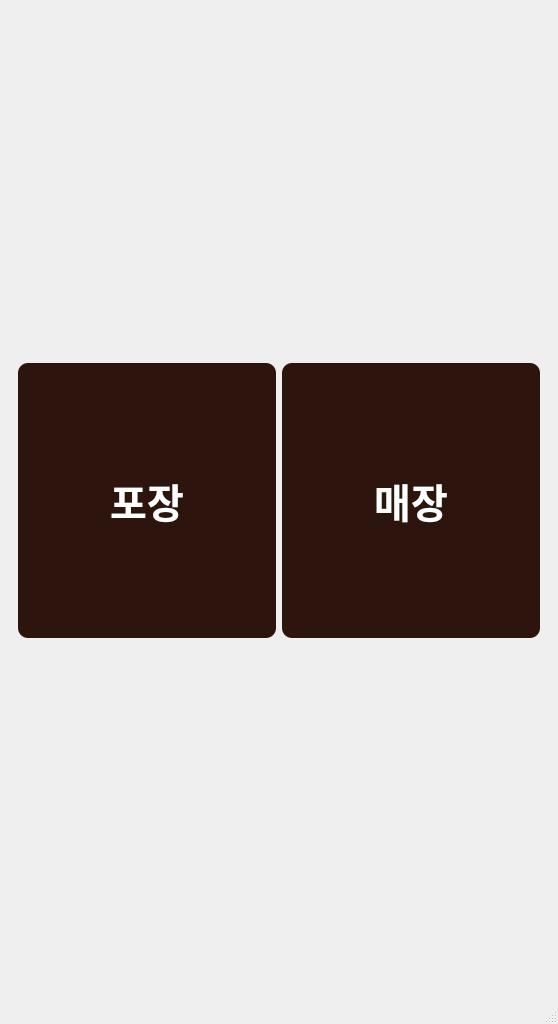
Old version of the form VentiApp/mainwindow.ui in the repository minki9252/TheVentiKiosk.
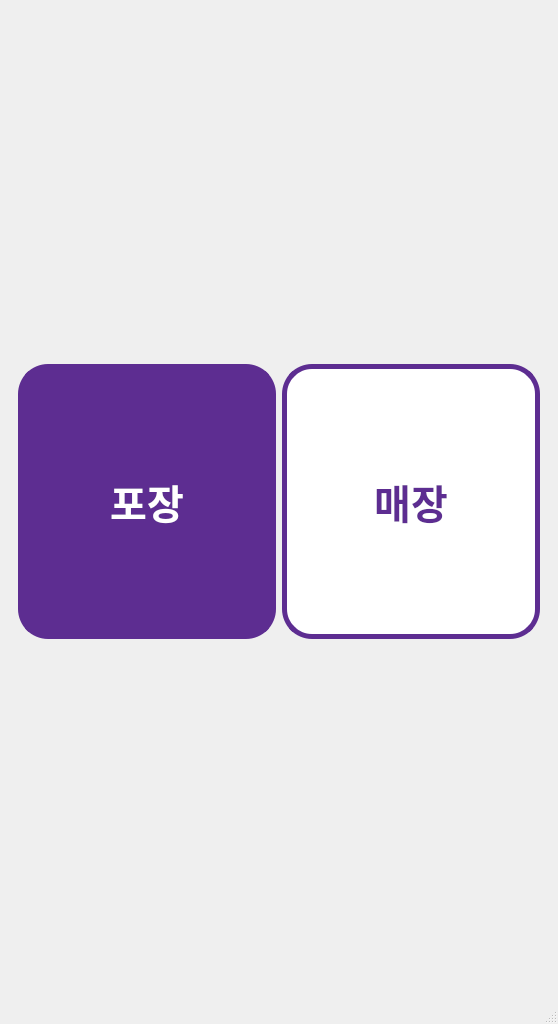
New version of the form. The open tabs and pages were chosen to show the change. Icons and pictures are not drawn. Custom widgets are drawn as their Qt base class.

```diff
--- a/VentiApp/mainwindow.ui
+++ b/VentiApp/mainwindow.ui
@@ -54,7 +54,7 @@
          <height>960</height>
         </size>
        </property>
-       <layout class="QHBoxLayout" name="horizontalLayout_2">
+       <layout class="QVBoxLayout" name="verticalLayout_2">
         <item>
          <widget class="QPushButton" name="introButton">
           <property name="minimumSize">
@@ -80,7 +80,39 @@
        </layout>
       </widget>
       <widget class="QWidget" name="page_2">
-       <layout class="QHBoxLayout" name="horizontalLayout_3">
+       <layout class="QVBoxLayout" name="verticalLayout_3">
+        <item>
+         <widget class="QLabel" name="lblLogo">
+          <property name="maximumSize">
+           <size>
+            <width>250</width>
+            <height>50</height>
+           </size>
+          </property>
+          <property name="styleSheet">
+           <string notr="true">border-image: url(:/Downloads/the_venty_menu/the_venty/logo.jpg);
+
+QLabel#lblLogo {
+	border-image: url(:/Downloads/the_venty_menu/the_venty/logo.jpg);
+    border-repeat: no-repeat;
+    border-position: center;
+    min-height: 150px; /* 로고 영역 높이 확보 */
+    border: none;
+}</string>
+          </property>
+          <property name="text">
+           <string/>
+          </property>
+         </widget>
+        </item>
+        <item>
+         <layout class="QHBoxLayout" name="horizontalLayout_2">
+          <property name="topMargin">
+           <number>0</number>
+          </property>
+          <property name="bottomMargin">
+           <number>200</number>
+          </property>
         <item>
          <widget class="QPushButton" name="takeoutButton">
           <property name="maximumSize">
@@ -90,18 +122,17 @@
            </size>
           </property>
           <property name="styleSheet">
-           <string notr="true">QPushButton {
-    background-color: #2D140D; /* 더벤티 스타일 진한 갈색 배경 */
-    color: white;              /* 글자 색상 흰색 */
-    font-size: 40px;           /* 글자 크기 */
-    font-weight: bold;         /* 글자 두껍게 */
-    border-radius: 10px;       /* 버튼 모서리 둥글게 */
-    padding: 10px;             /* 안쪽 여백 */
+             <string notr="true">QPushButton#takeoutButton {
+    background-color: #5d2d91; /* 보라색 배경 */
+    border: 5px solid #5d2d91;
+    border-radius: 30px;
+    font-size: 30pt;
+    font-weight: bold;
+    color: white;
 }
-
-/* 버튼 위에 마우스를 올렸을 때 (Hover) */
-QPushButton:hover {
-    background-color: #5D2E1F; /* 약간 더 밝은 갈색으로 변경 */
+QPushButton:pressed {
+    background-color: #4a2475;
+    color: #cccccc;
 }</string>
           </property>
           <property name="text">
@@ -118,24 +149,26 @@
            </size>
           </property>
           <property name="styleSheet">
-           <string notr="true">QPushButton {
-    background-color: #2D140D; /* 더벤티 스타일 진한 갈색 배경 */
-    color: white;              /* 글자 색상 흰색 */
-    font-size: 40px;           /* 글자 크기 */
-    font-weight: bold;         /* 글자 두껍게 */
-    border-radius: 10px;       /* 버튼 모서리 둥글게 */
-    padding: 10px;             /* 안쪽 여백 */
+             <string notr="true">QPushButton#storeButton {
+    background-color: white;
+    border: 5px solid #5d2d91; /* 더벤티 보라색 테마 */
+    border-radius: 30px;
+    font-size: 30pt;
+    font-weight: bold;
+    color: #5d2d91;
 }
 
-/* 버튼 위에 마우스를 올렸을 때 (Hover) */
-QPushButton:hover {
-    background-color: #5D2E1F; /* 약간 더 밝은 갈색으로 변경 */
+QPushButton:pressed {
+    background-color: #4a2475;
+    color: #cccccc;
 }</string>
           </property>
           <property name="text">
            <string>매장</string>
           </property>
          </widget>
+          </item>
+         </layout>
         </item>
        </layout>
       </widget>
```
Left out of the diff: 34 changed lines with no effect on the pictures. Lines whose indentation alone changed are shown as unchanged.
